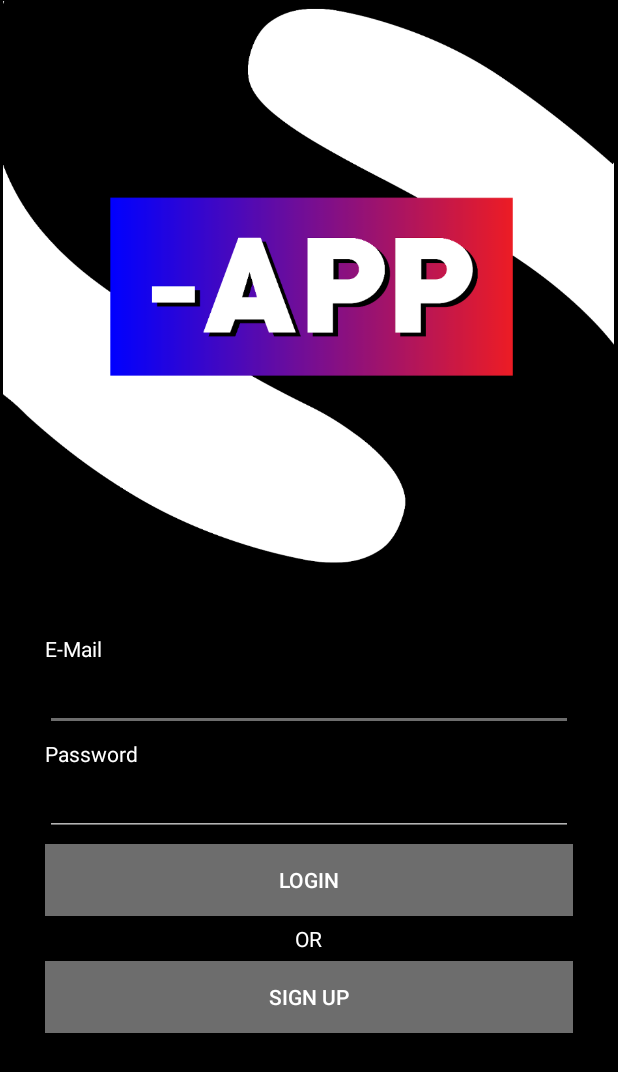
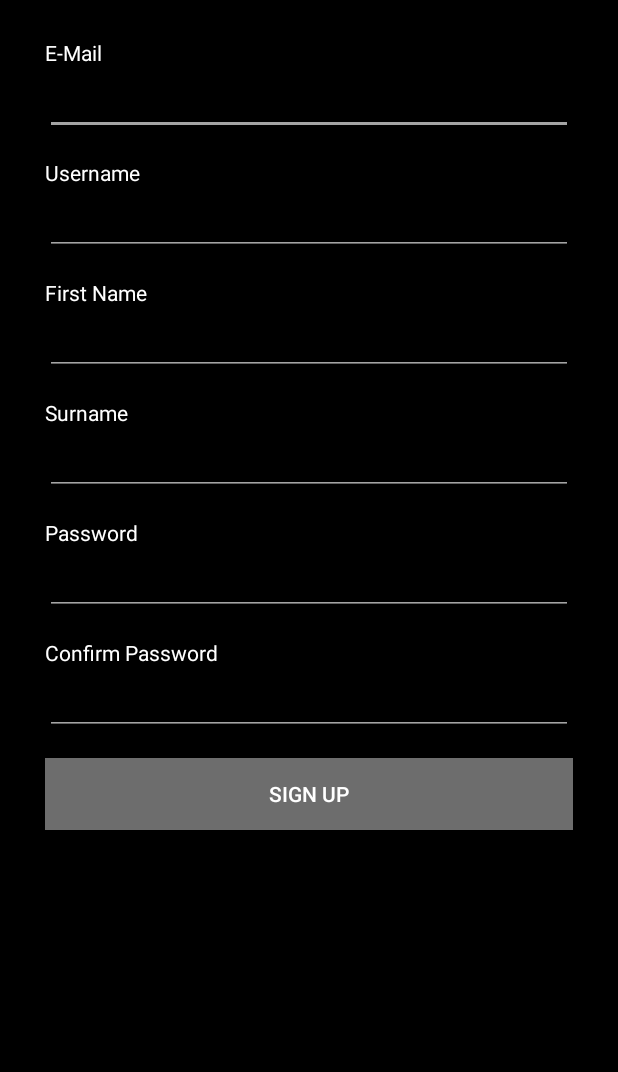
Before and after one commit to Floatjitsu/S-APP, an Android app: the screen it shows after launch (Login before the commit, SignUp after it), after a tap on "SIGN UP", on a phone screen of 412 x 824 dp. Shown: the top 1072 px of the screen. Run offline under Robolectric (Android 15) with nearby library versions, the phone set to English and light mode, and no system bars; our stand-ins replace Firebase (no records; nobody signed in at launch, a user with empty details on screens opened directly).

Commit message:
added login functionality and modified the login and signup screens

```diff
--- a/app/src/main/java/com/main/s_app/Login.java
+++ b/app/src/main/java/com/main/s_app/Login.java
@@ -1,20 +1,29 @@
 package com.main.s_app;
 
+import android.content.Intent;
 import android.support.v7.app.AppCompatActivity;
 import android.os.Bundle;
 import android.view.View;
+import android.widget.EditText;
 
 public class Login extends AppCompatActivity {
+
+    EditText mEmail, mPassword;
 
     @Override
     protected void onCreate(Bundle savedInstanceState) {
         super.onCreate(savedInstanceState);
         setContentView(R.layout.activity_login);
+
+        mEmail = findViewById(R.id.emailEditTextLogin);
+        mPassword = findViewById(R.id.passwordEditTextLogin);
     }
 
     public void onSignUp(View view) {
+        startActivity(new Intent(this, SignUp.class));
     }
 
     public void onLogin(View view) {
+
     }
 }
--- a/app/src/main/res/layout/activity_login.xml
+++ b/app/src/main/res/layout/activity_login.xml
@@ -9,8 +9,8 @@
     tools:context=".Login">
 
     <ImageView
-        android:layout_width="407dp"
-        android:layout_height="407dp"
+        android:layout_width="400dp"
+        android:layout_height="275dp"
         android:layout_gravity="center"
         android:contentDescription="@string/logo"
         android:src="@mipmap/sapp_logo" />
@@ -25,11 +25,12 @@
         android:layout_marginEnd="30dp"/>
 
     <EditText
-        android:id="@+id/emailEditText"
+        android:id="@+id/emailEditTextLogin"
         android:layout_width="match_parent"
         android:layout_height="wrap_content"
         android:textColor="@color/textColor"
         android:textColorHint="@color/textColor"
+        android:backgroundTint="@color/colorSecondaryLight"
         android:inputType="textEmailAddress"
         android:layout_marginStart="30dp"
         android:layout_marginEnd="30dp"/>
@@ -44,12 +45,13 @@
         android:layout_marginEnd="30dp"/>
 
     <EditText
-        android:id="@+id/passwordEditText"
+        android:id="@+id/passwordEditTextLogin"
         android:layout_width="match_parent"
         android:layout_height="wrap_content"
         android:textColor="@color/textColor"
         android:textColorHint="@color/textColor"
         android:inputType="textPassword"
+        android:backgroundTint="@color/colorSecondaryLight"
         android:layout_marginStart="30dp"
         android:layout_marginEnd="30dp"/>
 
@@ -85,6 +87,4 @@
         android:layout_marginStart="30dp"
         android:layout_marginEnd="30dp"/>
 
-
-
 </LinearLayout>
--- a/app/src/main/res/layout/activity_sign_up.xml
+++ b/app/src/main/res/layout/activity_sign_up.xml
@@ -7,15 +7,9 @@
     tools:context=".SignUp"
     android:background="@color/bgColor"
     android:orientation="vertical"
-    android:paddingTop="30dp"
+    android:paddingTop="10dp"
     android:paddingStart="30dp"
     android:paddingEnd="30dp">
-
-    <ImageView
-        android:layout_width="150dp"
-        android:layout_height="150dp"
-        android:layout_gravity="center"
-        android:src="@mipmap/sapp_logo"/>
 
     <TextView
         android:layout_marginTop="15dp"
@@ -30,6 +24,7 @@
         android:layout_height="wrap_content"
         android:textColor="@color/textColor"
         android:textColorHint="@color/textColor"
+        android:backgroundTint="@color/colorSecondaryLight"
         android:inputType="textEmailAddress"/>
 
     <TextView
@@ -45,6 +40,7 @@
         android:layout_height="wrap_content"
         android:textColor="@color/textColor"
         android:textColorHint="@color/textColor"
+        android:backgroundTint="@color/colorSecondaryLight"
         android:inputType="textCapSentences"/>
 
     <TextView
@@ -60,6 +56,7 @@
         android:layout_height="wrap_content"
         android:textColor="@color/textColor"
         android:textColorHint="@color/textColor"
+        android:backgroundTint="@color/colorSecondaryLight"
         android:inputType="textCapSentences"/>
 
     <TextView
@@ -75,6 +72,7 @@
         android:layout_height="wrap_content"
         android:textColor="@color/textColor"
         android:textColorHint="@color/textColor"
+        android:backgroundTint="@color/colorSecondaryLight"
         android:inputType="textCapSentences"/>
 
     <TextView
@@ -90,6 +88,7 @@
         android:layout_height="wrap_content"
         android:textColor="@color/textColor"
         android:textColorHint="@color/textColor"
+        android:backgroundTint="@color/colorSecondaryLight"
         android:inputType="textPassword"/>
 
     <TextView
@@ -105,6 +104,7 @@
         android:layout_height="wrap_content"
         android:textColor="@color/textColor"
         android:textColorHint="@color/textColor"
+        android:backgroundTint="@color/colorSecondaryLight"
         android:inputType="textPassword"/>
 
     <Button
@@ -113,7 +113,7 @@
         android:text="@string/signUp"
         android:background="@color/colorAccent"
         android:textColor="@color/textColor"
-        android:layout_marginTop="5dp"
+        android:layout_marginTop="15dp"
         android:onClick="onSignUp"/>
 
 </LinearLayout>
```
Also changed, not shown: app/src/main/java/com/main/s_app/MainActivity.java (+11 -0 lines), app/src/main/java/com/main/s_app/SignUp.java (+11 -1 lines).
